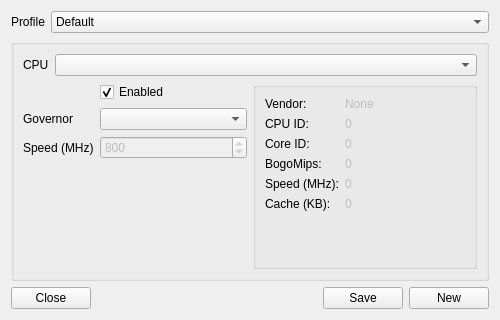
Above: cpuface.ui from h0m3/cpuface before the change. Below: the same form after it.
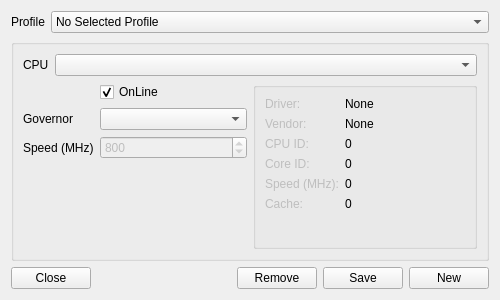
That is the form after the change. Icons and pictures are not drawn.

Commit message:
Basic UI implementation
=> Basic UI design implementation complete
=> Added basic information updated based on CPU
=> Added basic UI funcionalities
=> Non-graphical functionalities not implemented yet

Changes to be committed:
	new file:   cpu_info.py
	new file:   cpuface.py
	modified:   cpuface.ui
	new file:   governor.py
	new file:   profiles.py

The edit to the form file:
```diff
--- a/cpuface.ui
+++ b/cpuface.ui
@@ -7,19 +7,19 @@
     <x>0</x>
     <y>0</y>
     <width>500</width>
-    <height>320</height>
+    <height>300</height>
    </rect>
   </property>
   <property name="minimumSize">
    <size>
     <width>500</width>
-    <height>320</height>
+    <height>300</height>
    </size>
   </property>
   <property name="maximumSize">
    <size>
     <width>500</width>
-    <height>320</height>
+    <height>300</height>
    </size>
   </property>
   <property name="windowTitle">
@@ -54,7 +54,7 @@
        </property>
        <item>
         <property name="text">
-         <string>Default</string>
+         <string>No Selected Profile</string>
         </property>
        </item>
       </widget>
@@ -150,7 +150,7 @@
           <item row="0" column="1">
            <widget class="QCheckBox" name="check_enabled">
             <property name="text">
-             <string>Enabled</string>
+             <string>OnLine</string>
             </property>
             <property name="checked">
              <bool>true</bool>
@@ -168,16 +168,39 @@
            <item>
             <layout class="QFormLayout" name="formLayout_3">
              <item row="0" column="0">
+              <widget class="QLabel" name="label_14">
+               <property name="enabled">
+                <bool>false</bool>
+               </property>
+               <property name="text">
+                <string>Driver:</string>
+               </property>
+              </widget>
+             </item>
+             <item row="0" column="1">
+              <widget class="QLabel" name="lab_driver">
+               <property name="enabled">
+                <bool>true</bool>
+               </property>
+               <property name="text">
+                <string>None</string>
+               </property>
+              </widget>
+             </item>
+             <item row="1" column="0">
               <widget class="QLabel" name="label_13">
+               <property name="enabled">
+                <bool>false</bool>
+               </property>
                <property name="text">
                 <string>Vendor:</string>
                </property>
               </widget>
              </item>
-             <item row="0" column="1">
+             <item row="1" column="1">
               <widget class="QLabel" name="lab_vendor">
                <property name="enabled">
-                <bool>false</bool>
+                <bool>true</bool>
                </property>
                <property name="sizePolicy">
                 <sizepolicy hsizetype="Expanding" vsizetype="Preferred">
@@ -190,17 +213,20 @@
                </property>
               </widget>
              </item>
-             <item row="1" column="0">
+             <item row="2" column="0">
               <widget class="QLabel" name="label_7">
+               <property name="enabled">
+                <bool>false</bool>
+               </property>
                <property name="text">
                 <string>CPU ID:</string>
                </property>
               </widget>
              </item>
-             <item row="1" column="1">
+             <item row="2" column="1">
               <widget class="QLabel" name="cpu_id">
                <property name="enabled">
-                <bool>false</bool>
+                <bool>true</bool>
                </property>
                <property name="sizePolicy">
                 <sizepolicy hsizetype="Expanding" vsizetype="Fixed">
@@ -213,40 +239,20 @@
                </property>
               </widget>
              </item>
-             <item row="2" column="0">
+             <item row="3" column="0">
               <widget class="QLabel" name="label_8">
+               <property name="enabled">
+                <bool>false</bool>
+               </property>
                <property name="text">
                 <string>Core ID:</string>
                </property>
               </widget>
              </item>
-             <item row="2" column="1">
-              <widget class="QLabel" name="core_id">
-               <property name="enabled">
-                <bool>false</bool>
-               </property>
-               <property name="sizePolicy">
-                <sizepolicy hsizetype="Expanding" vsizetype="Preferred">
-                 <horstretch>0</horstretch>
-                 <verstretch>0</verstretch>
-                </sizepolicy>
-               </property>
-               <property name="text">
-                <string>0</string>
-               </property>
-              </widget>
-             </item>
-             <item row="3" column="0">
-              <widget class="QLabel" name="label_10">
-               <property name="text">
-                <string>BogoMips:</string>
-               </property>
-              </widget>
-             </item>
              <item row="3" column="1">
-              <widget class="QLabel" name="label_9">
+              <widget class="QLabel" name="core_id">
                <property name="enabled">
-                <bool>false</bool>
+                <bool>true</bool>
                </property>
                <property name="sizePolicy">
                 <sizepolicy hsizetype="Expanding" vsizetype="Preferred">
@@ -261,6 +267,9 @@
              </item>
              <item row="4" column="0">
               <widget class="QLabel" name="label_5">
+               <property name="enabled">
+                <bool>false</bool>
+               </property>
                <property name="text">
                 <string>Speed (MHz):</string>
                </property>
@@ -269,7 +278,7 @@
              <item row="4" column="1">
               <widget class="QLabel" name="label_12">
                <property name="enabled">
-                <bool>false</bool>
+                <bool>true</bool>
                </property>
                <property name="sizePolicy">
                 <sizepolicy hsizetype="Expanding" vsizetype="Preferred">
@@ -284,15 +293,18 @@
              </item>
              <item row="5" column="0">
               <widget class="QLabel" name="label_6">
+               <property name="enabled">
+                <bool>false</bool>
+               </property>
                <property name="text">
-                <string>Cache (KB):</string>
+                <string>Cache:</string>
                </property>
               </widget>
              </item>
              <item row="5" column="1">
               <widget class="QLabel" name="label_11">
                <property name="enabled">
-                <bool>false</bool>
+                <bool>true</bool>
                </property>
                <property name="sizePolicy">
                 <sizepolicy hsizetype="Expanding" vsizetype="Preferred">
@@ -340,6 +352,17 @@
        </property>
       </spacer>
      </item>
+     <item>
+      <widget class="QPushButton" name="btn_remove">
+       <property name="text">
+        <string>Remove</string>
+       </property>
+       <property name="icon">
+        <iconset theme="edit-delete">
+         <normaloff>.</normaloff>.</iconset>
+       </property>
+      </widget>
+     </item>
      <item>
       <widget class="QPushButton" name="btn_save">
        <property name="text">
```
Left out of the diff: 16 changed lines with no effect on the pictures. The commit also changes 4 other files.
